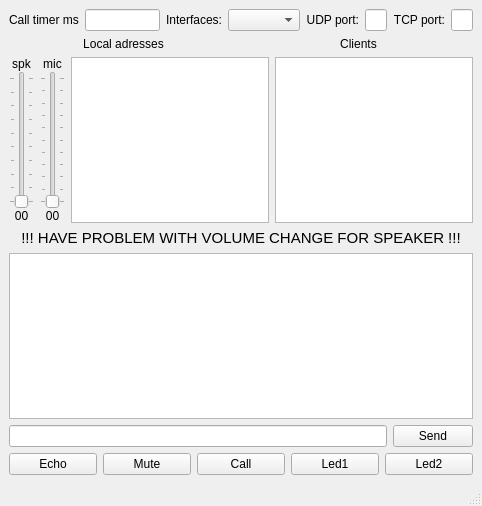
First picture: the form in Panel/mainwindow.ui, repository shurk4/DoorPhone, before the edit.
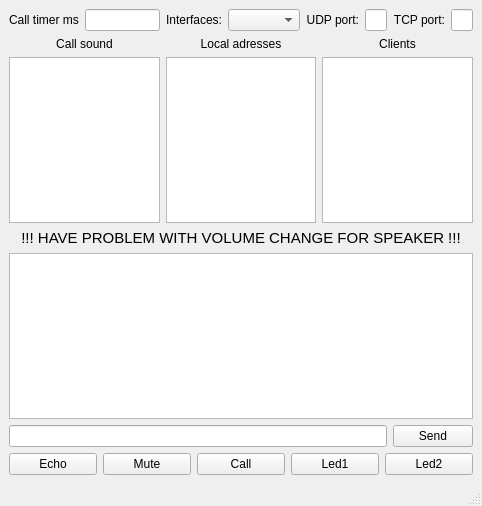
Second picture: the form after the edit.

```diff
--- a/Panel/mainwindow.ui
+++ b/Panel/mainwindow.ui
@@ -109,6 +109,16 @@
     </item>
     <item>
      <layout class="QHBoxLayout" name="horizontalLayout_5">
+      <item>
+       <widget class="QLabel" name="label_6">
+        <property name="text">
+         <string>Call sound</string>
+        </property>
+        <property name="alignment">
+         <set>Qt::AlignCenter</set>
+        </property>
+       </widget>
+      </item>
       <item>
        <widget class="QLabel" name="label_2">
         <property name="text">
@@ -134,99 +144,7 @@
     <item>
      <layout class="QHBoxLayout" name="horizontalLayout_4">
       <item>
-       <layout class="QVBoxLayout" name="verticalLayout_2">
-        <property name="spacing">
-         <number>0</number>
-        </property>
-        <item>
-         <widget class="QLabel" name="label_7">
-          <property name="text">
-           <string>spk</string>
-          </property>
-          <property name="alignment">
-           <set>Qt::AlignCenter</set>
-          </property>
-         </widget>
-        </item>
-        <item>
-         <widget class="QSlider" name="verticalSliderSpkVol">
-          <property name="minimum">
-           <number>1</number>
-          </property>
-          <property name="maximum">
-           <number>10</number>
-          </property>
-          <property name="singleStep">
-           <number>1</number>
-          </property>
-          <property name="pageStep">
-           <number>1</number>
-          </property>
-          <property name="orientation">
-           <enum>Qt::Vertical</enum>
-          </property>
-          <property name="tickPosition">
-           <enum>QSlider::TicksBothSides</enum>
-          </property>
-         </widget>
-        </item>
-        <item>
-         <widget class="QLabel" name="labelSpkVol">
-          <property name="text">
-           <string>00</string>
-          </property>
-          <property name="alignment">
-           <set>Qt::AlignCenter</set>
-          </property>
-         </widget>
-        </item>
-       </layout>
-      </item>
-      <item>
-       <layout class="QVBoxLayout" name="verticalLayout_3">
-        <property name="spacing">
-         <number>0</number>
-        </property>
-        <item>
-         <widget class="QLabel" name="label_6">
-          <property name="text">
-           <string>mic</string>
-          </property>
-          <property name="alignment">
-           <set>Qt::AlignCenter</set>
-          </property>
-         </widget>
-        </item>
-        <item>
-         <widget class="QSlider" name="verticalSliderMicVol">
-          <property name="maximum">
-           <number>10</number>
-          </property>
-          <property name="singleStep">
-           <number>1</number>
-          </property>
-          <property name="pageStep">
-           <number>1</number>
-          </property>
-          <property name="orientation">
-           <enum>Qt::Vertical</enum>
-          </property>
-          <property name="tickPosition">
-           <enum>QSlider::TicksBothSides</enum>
-          </property>
-         </widget>
-        </item>
-        <item>
-         <widget class="QLabel" name="labelMicVol">
-          <property name="text">
-           <string>00</string>
-          </property>
-          <property name="alignment">
-           <set>Qt::AlignCenter</set>
-          </property>
-         </widget>
-        </item>
-       </layout>
+       <widget class="QListWidget" name="listWidgetSounds"/>
       </item>
       <item>
        <widget class="QListWidget" name="listWidgetIPs"/>
```
